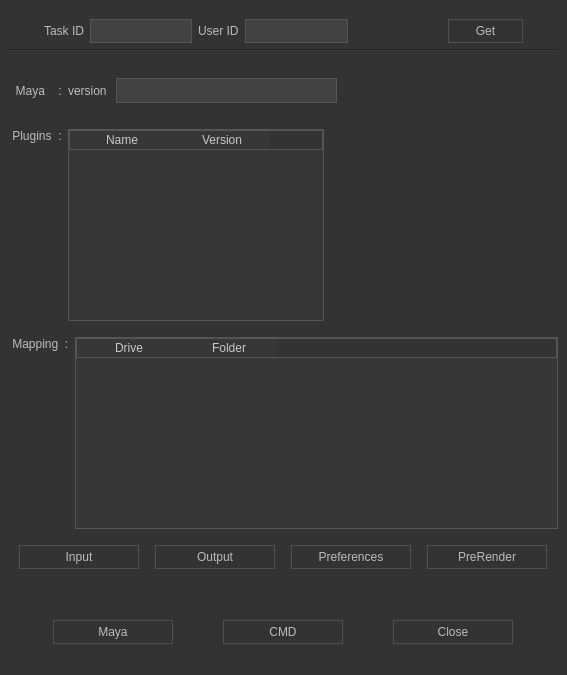
Old version of the form Test_task/Task.ui in the repository kRayvison/Pycharm_python36.
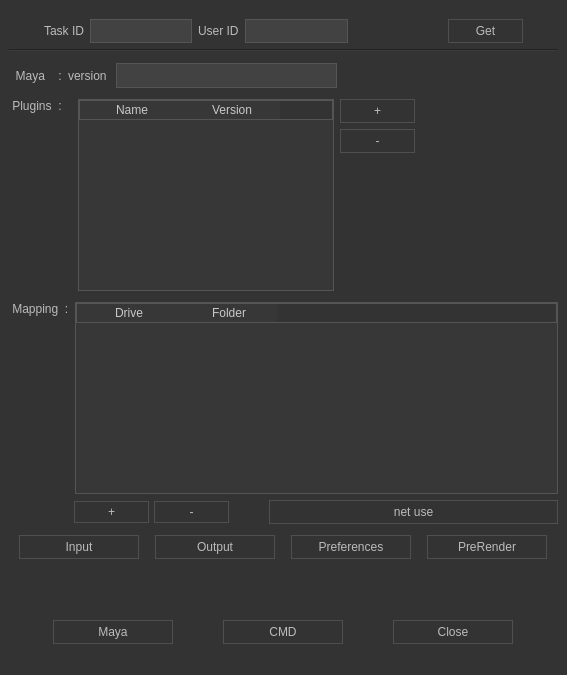
New version of the form.

Patch:
```diff
--- a/Test_task/Task.ui
+++ b/Test_task/Task.ui
@@ -218,8 +218,11 @@
     </item>
     <item>
      <layout class="QHBoxLayout" name="maya_horizontalLayout">
+      <property name="spacing">
+       <number>6</number>
+      </property>
       <property name="topMargin">
-       <number>20</number>
+       <number>5</number>
       </property>
       <item>
        <widget class="QLabel" name="Maya_label">
@@ -284,10 +287,13 @@
     <item>
      <layout class="QHBoxLayout" name="Plugins_horizontalLayout">
       <property name="topMargin">
-       <number>20</number>
+       <number>5</number>
       </property>
       <item>
        <layout class="QVBoxLayout" name="Plugins_verticalLayout">
+        <property name="rightMargin">
+         <number>10</number>
+        </property>
         <item>
          <widget class="QLabel" name="Plugins_label">
           <property name="text">
@@ -327,6 +333,37 @@
         </column>
        </widget>
       </item>
+      <item>
+       <layout class="QVBoxLayout" name="Plugins_verticalLayout2">
+        <item>
+         <widget class="QPushButton" name="Plugins_add">
+          <property name="text">
+           <string>+</string>
+          </property>
+         </widget>
+        </item>
+        <item>
+         <widget class="QPushButton" name="Plugins_reduce">
+          <property name="text">
+           <string>-</string>
+          </property>
+         </widget>
+        </item>
+        <item>
+         <spacer name="verticalSpacer_4">
+          <property name="orientation">
+           <enum>Qt::Vertical</enum>
+          </property>
+          <property name="sizeHint" stdset="0">
+           <size>
+            <width>20</width>
+            <height>40</height>
+           </size>
+          </property>
+         </spacer>
+        </item>
+       </layout>
+      </item>
       <item>
        <spacer name="horizontalSpacer_5">
         <property name="orientation">
@@ -343,9 +380,11 @@
      </layout>
     </item>
     <item>
-     <layout class="QHBoxLayout" name="Mapping_horizontalLayout">
+     <layout class="QVBoxLayout" name="Mapping_verticalLayout_2">
+      <item>
+       <layout class="QHBoxLayout" name="horizontalLayout_2">
       <property name="topMargin">
-       <number>10</number>
+         <number>5</number>
       </property>
       <item>
        <layout class="QVBoxLayout" name="Mapping_verticalLayout">
@@ -388,9 +427,138 @@
      </layout>
     </item>
     <item>
+       <layout class="QHBoxLayout" name="horizontalLayout">
+        <property name="spacing">
+         <number>0</number>
+        </property>
+        <item>
+         <spacer name="horizontalSpacer_6">
+          <property name="orientation">
+           <enum>Qt::Horizontal</enum>
+          </property>
+          <property name="sizeType">
+           <enum>QSizePolicy::Fixed</enum>
+          </property>
+          <property name="sizeHint" stdset="0">
+           <size>
+            <width>65</width>
+            <height>20</height>
+           </size>
+          </property>
+         </spacer>
+        </item>
+        <item>
+         <widget class="QPushButton" name="Mapping_add">
+          <property name="minimumSize">
+           <size>
+            <width>40</width>
+            <height>22</height>
+           </size>
+          </property>
+          <property name="maximumSize">
+           <size>
+            <width>40</width>
+            <height>22</height>
+           </size>
+          </property>
+          <property name="sizeIncrement">
+           <size>
+            <width>0</width>
+            <height>0</height>
+           </size>
+          </property>
+          <property name="text">
+           <string>+</string>
+          </property>
+         </widget>
+        </item>
+        <item>
+         <spacer name="horizontalSpacer_8">
+          <property name="orientation">
+           <enum>Qt::Horizontal</enum>
+          </property>
+          <property name="sizeType">
+           <enum>QSizePolicy::Fixed</enum>
+          </property>
+          <property name="sizeHint" stdset="0">
+           <size>
+            <width>5</width>
+            <height>20</height>
+           </size>
+          </property>
+         </spacer>
+        </item>
+        <item>
+         <widget class="QPushButton" name="Mapping_reduce">
+          <property name="enabled">
+           <bool>true</bool>
+          </property>
+          <property name="minimumSize">
+           <size>
+            <width>40</width>
+            <height>22</height>
+           </size>
+          </property>
+          <property name="maximumSize">
+           <size>
+            <width>40</width>
+            <height>22</height>
+           </size>
+          </property>
+          <property name="text">
+           <string>-</string>
+          </property>
+         </widget>
+        </item>
+        <item>
+         <spacer name="horizontalSpacer_7">
+          <property name="orientation">
+           <enum>Qt::Horizontal</enum>
+          </property>
+          <property name="sizeType">
+           <enum>QSizePolicy::Fixed</enum>
+          </property>
+          <property name="sizeHint" stdset="0">
+           <size>
+            <width>40</width>
+            <height>20</height>
+           </size>
+          </property>
+         </spacer>
+        </item>
+        <item>
+         <widget class="QPushButton" name="Mapping_netuse">
+          <property name="minimumSize">
+           <size>
+            <width>75</width>
+            <height>22</height>
+           </size>
+          </property>
+          <property name="sizeIncrement">
+           <size>
+            <width>0</width>
+            <height>0</height>
+           </size>
+          </property>
+          <property name="baseSize">
+           <size>
+            <width>0</width>
+            <height>0</height>
+           </size>
+          </property>
+          <property name="text">
+           <string>net use</string>
+          </property>
+         </widget>
+        </item>
+       </layout>
+      </item>
+     </layout>
+    </item>
+    <item>
      <layout class="QHBoxLayout" name="path_horizontalLayout">
       <property name="topMargin">
-       <number>10</number>
+       <number>5</number>
       </property>
       <item>
        <widget class="QPushButton" name="Input_Button">
@@ -485,6 +653,9 @@
     </item>
     <item>
      <layout class="QHBoxLayout" name="execute_horizontalLayout">
+      <property name="topMargin">
+       <number>5</number>
+      </property>
       <item>
        <widget class="QPushButton" name="Maya_Button">
         <property name="minimumSize">
```
Left out of the diff: 6 changed lines with no effect on the pictures. Lines whose indentation alone changed are shown as unchanged.
